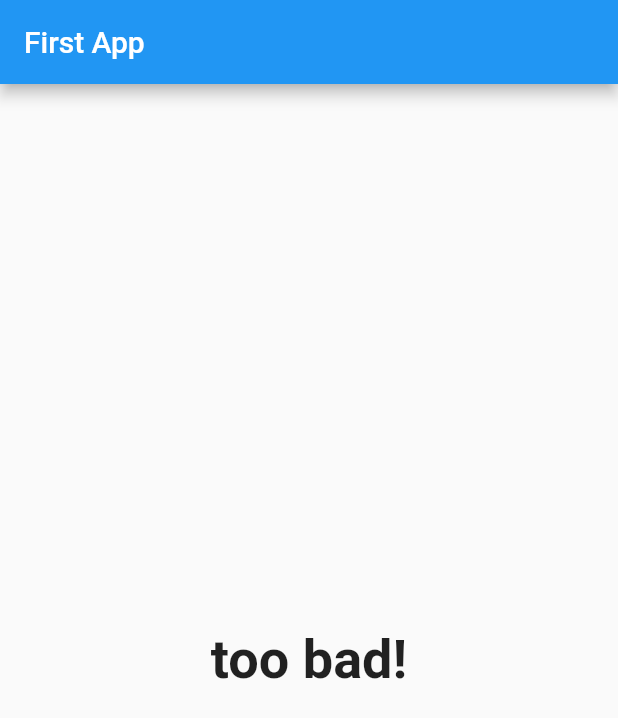
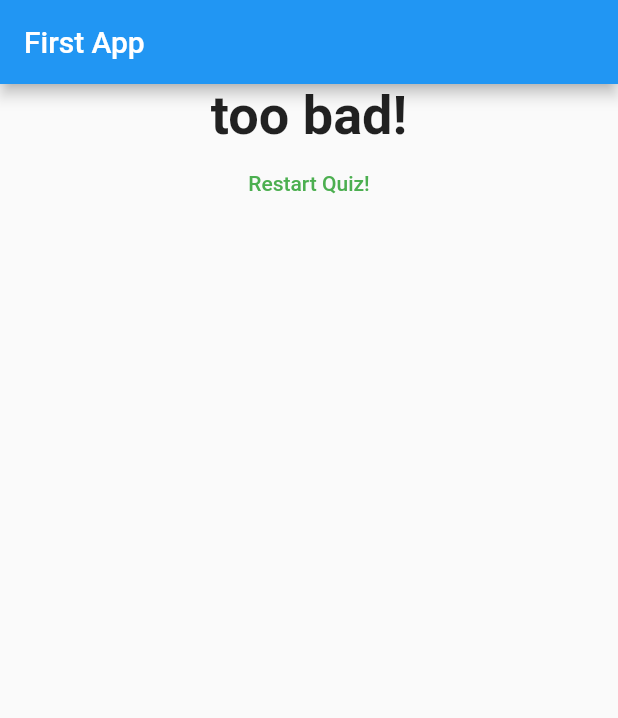
Before and after one commit to 17app001/flutter_practice, a Flutter app: the screen it shows after launch, after a tap on "Black", after a tap on "Dog", after a tap on "Coding", on a phone screen of 412 x 824 dp. Shown: the top 718 px of the screen. Run offline on Flutter 3.47's test engine with Material 2 defaults, Android fonts, the light colour scheme and no system bars.

Commit message:
add reset button in result.dart

```diff
--- a/lib/main.dart
+++ b/lib/main.dart
@@ -48,6 +48,13 @@ class _MyAppState extends State<MyApp> {
   int _questionIndex = 0;
   int _totalScore = 0;
 
+  void _resetQuiz() {
+    setState(() {
+      _questionIndex = 0;
+      _totalScore = 0;
+    });
+  }
+
   // 函示宣告(私有函式)
   void _answerQuestion(int score) {
     if (_questionIndex >= _questions.length) {
@@ -68,7 +75,7 @@ class _MyAppState extends State<MyApp> {
             questions: _questions,
             questionIndex: _questionIndex,
           )
-        : Result(_totalScore);
+        : Result(_resetQuiz, _totalScore);
 
     return MaterialApp(
         home: Scaffold(
--- a/lib/result.dart
+++ b/lib/result.dart
@@ -1,9 +1,11 @@
+// ignore_for_file: deprecated_member_use, avoid_print
 import 'package:flutter/material.dart';
 
 class Result extends StatelessWidget {
   final int resultScore;
+  final Function resetHandler;
 
-  const Result(this.resultScore);
+  const Result(this.resetHandler, this.resultScore);
 
   // 使用屬性
   String get resultPhrase {
@@ -24,7 +26,9 @@ class Result extends StatelessWidget {
   @override
   Widget build(BuildContext context) {
     return Center(
-      child: Text(
+      child: Column(
+        children: <Widget>[
+          Text(
             resultPhrase,
             style: TextStyle(
               fontSize: 36,
@@ -32,6 +36,13 @@ class Result extends StatelessWidget {
             ),
             textAlign: TextAlign.center,
           ),
+          FlatButton(
+            child: Text('Restart Quiz!'),
+            textColor: Colors.green,
+            onPressed: resetHandler,
+          )
+        ],
+      ),
     );
   }
 }
```
Also changed, not shown: 1 other file. Lines whose indentation alone changed are shown as unchanged.
